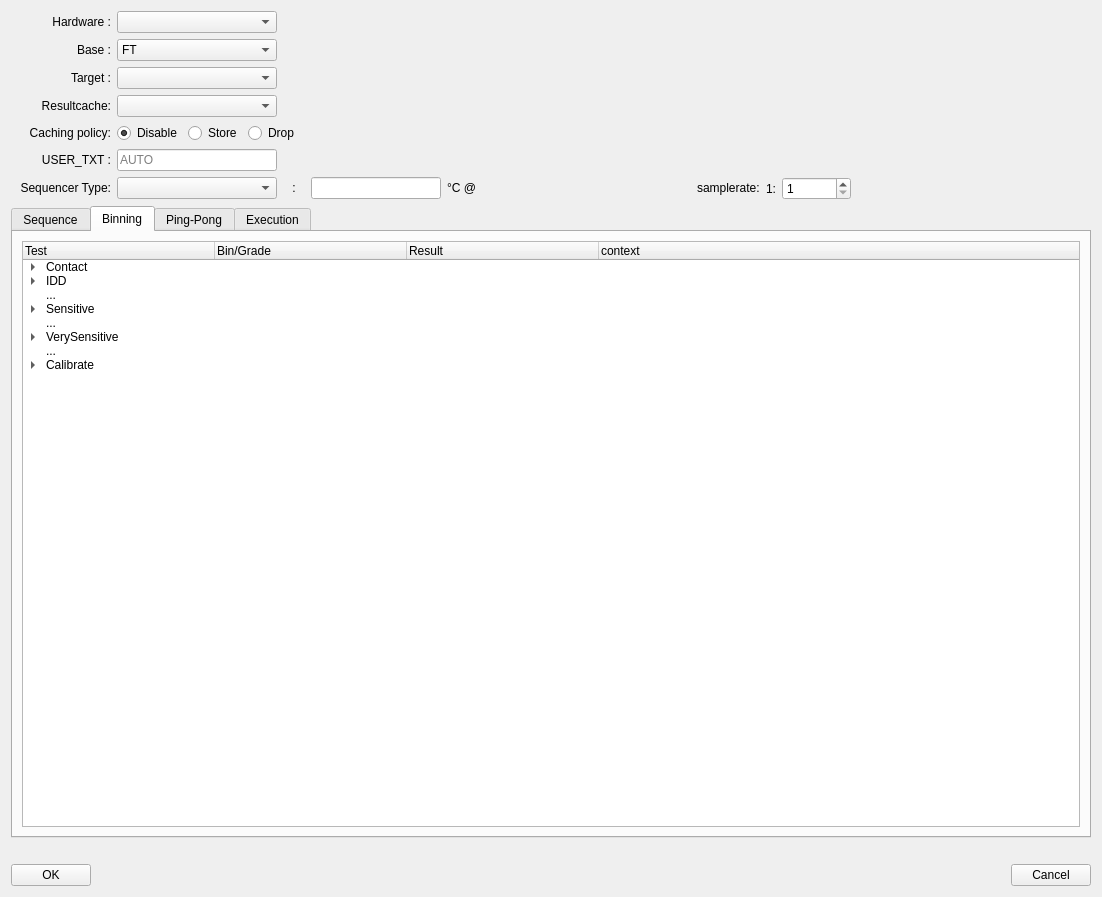
Before: the Qt Designer form ATE/spyder/widgets/actions_on/program/TestProgramWizard.ui in Semi-ATE/Semi-ATE, drawn with Qt 5.
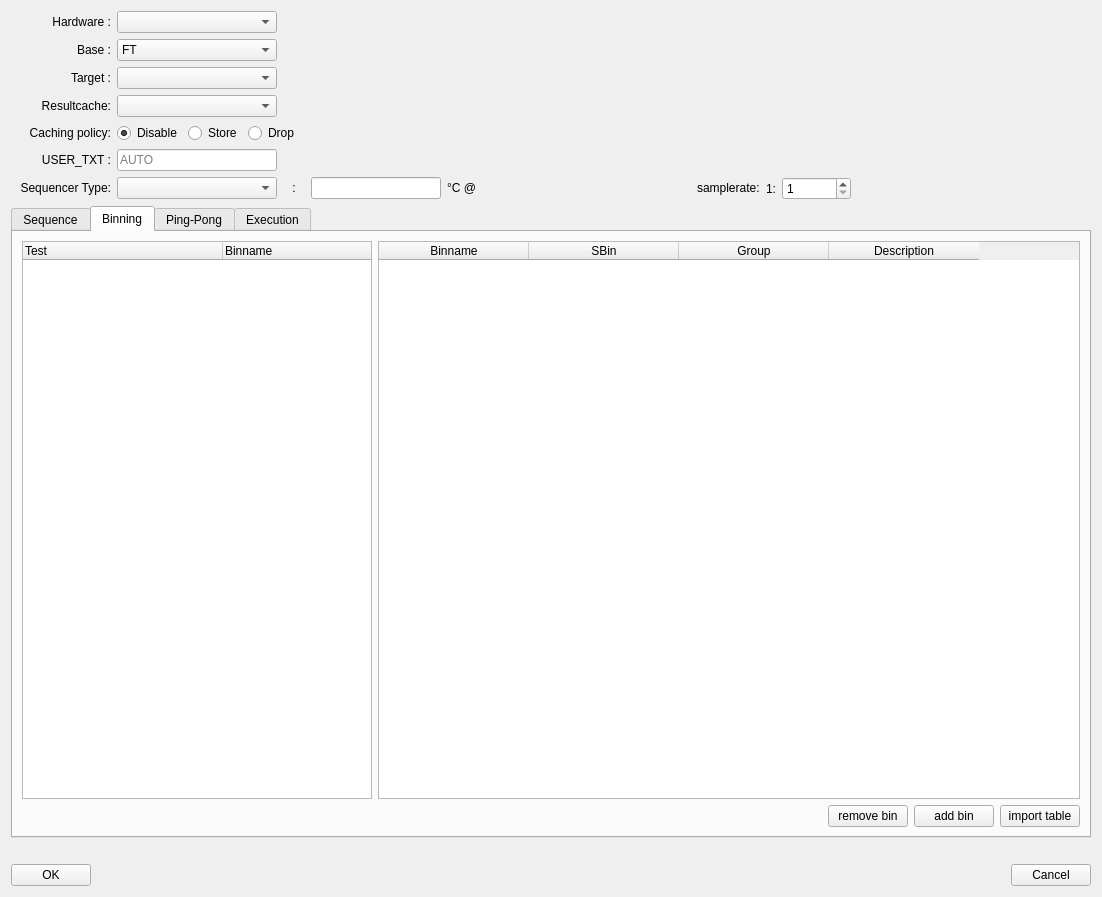
After: the same form once the commit is applied. The open tabs and pages were chosen to show the change.

What changed in the file:
```diff
--- a/ATE/spyder/widgets/actions_on/program/TestProgramWizard.ui
+++ b/ATE/spyder/widgets/actions_on/program/TestProgramWizard.ui
@@ -1304,19 +1304,16 @@
          <string>Binning</string>
         </attribute>
         <layout class="QGridLayout" name="gridLayout_5">
-         <item row="0" column="0">
+         <item row="1" column="0">
           <widget class="QTreeWidget" name="binning_tree">
-           <property name="autoScrollMargin">
-            <number>16</number>
-           </property>
-           <property name="autoExpandDelay">
-            <number>-1</number>
-           </property>
-           <property name="indentation">
-            <number>20</number>
+           <property name="maximumSize">
+            <size>
+             <width>350</width>
+             <height>16777215</height>
+            </size>
            </property>
            <attribute name="headerDefaultSectionSize">
-            <number>192</number>
+            <number>200</number>
            </attribute>
            <column>
             <property name="text">
@@ -1325,229 +1322,89 @@
            </column>
            <column>
             <property name="text">
-             <string>Bin/Grade</string>
+             <string>Binname</string>
             </property>
            </column>
-           <column>
-            <property name="text">
-             <string>Result</string>
-            </property>
-           </column>
-           <column>
-            <property name="text">
-             <string>context</string>
-            </property>
-           </column>
+          </widget>
+         </item>
+         <item row="2" column="2">
+          <layout class="QHBoxLayout" name="horizontalLayout_7">
            <item>
-            <property name="text">
-             <string>Contact</string>
-            </property>
-            <property name="text">
-             <string/>
-            </property>
-            <property name="text">
-             <string/>
-            </property>
-            <property name="text">
-             <string/>
-            </property>
-            <item>
-             <property name="text">
-              <string>resistance</string>
+            <spacer name="horizontalSpacer_12">
+             <property name="orientation">
+              <enum>Qt::Horizontal</enum>
              </property>
-             <property name="text">
-              <string>0</string>
+             <property name="sizeHint" stdset="0">
+              <size>
+               <width>40</width>
+               <height>20</height>
+              </size>
              </property>
-             <property name="text">
-              <string>F</string>
-             </property>
-             <property name="text">
-              <string>Contact Fail</string>
-             </property>
-            </item>
+            </spacer>
            </item>
            <item>
-            <property name="text">
-             <string>IDD</string>
-            </property>
-            <property name="text">
-             <string/>
-            </property>
-            <property name="text">
-             <string/>
-            </property>
-            <property name="text">
-             <string/>
-            </property>
-            <item>
+            <widget class="QPushButton" name="remove_bin">
              <property name="text">
-              <string>New Subitem</string>
+              <string>remove bin</string>
              </property>
-             <property name="text">
-              <string>10</string>
+             <property name="autoDefault">
+              <bool>false</bool>
              </property>
-             <property name="text">
-              <string>F</string>
-             </property>
-             <property name="text">
-              <string>Digital Fail</string>
-             </property>
-            </item>
+            </widget>
            </item>
            <item>
-            <property name="text">
-             <string>...</string>
-            </property>
-            <property name="text">
-             <string/>
-            </property>
-            <property name="text">
-             <string/>
-            </property>
-            <property name="text">
-             <string/>
-            </property>
-           </item>
-           <item>
-            <property name="text">
-             <string>Sensitive</string>
-            </property>
-            <property name="text">
-             <string/>
-            </property>
-            <property name="text">
-             <string/>
-            </property>
-            <property name="text">
-             <string/>
-            </property>
-            <item>
+            <widget class="QPushButton" name="add_bin">
              <property name="text">
-              <string>SomeParameter</string>
+              <string>add bin</string>
              </property>
-             <property name="text">
-              <string/>
+             <property name="autoDefault">
+              <bool>false</bool>
              </property>
-             <property name="text">
-              <string/>
-             </property>
-             <property name="text">
-              <string>Digital Fail</string>
-             </property>
-            </item>
-            <item>
-             <property name="text">
-              <string>SomeOtherParameter</string>
-             </property>
-             <property name="text">
-              <string/>
-             </property>
-             <property name="text">
-              <string/>
-             </property>
-             <property name="text">
-              <string>Some Fail Category</string>
-             </property>
-            </item>
+            </widget>
            </item>
            <item>
-            <property name="text">
-             <string>...</string>
-            </property>
-            <property name="text">
-             <string/>
-            </property>
-            <property name="text">
-             <string/>
-            </property>
-            <property name="text">
-             <string/>
-            </property>
-           </item>
-           <item>
-            <property name="text">
-             <string>VerySensitive</string>
-            </property>
-            <property name="text">
-             <string/>
-            </property>
-            <property name="text">
-             <string/>
-            </property>
-            <property name="text">
-             <string/>
-            </property>
-            <item>
+            <widget class="QPushButton" name="import_bin_table">
              <property name="text">
-              <string>SomeParameter</string>
+              <string>import table</string>
              </property>
-             <property name="text">
-              <string/>
+             <property name="autoDefault">
+              <bool>false</bool>
              </property>
-             <property name="text">
-              <string/>
-             </property>
-             <property name="text">
-              <string>Some Other Fail Category</string>
-             </property>
-            </item>
+            </widget>
            </item>
-           <item>
+          </layout>
+         </item>
+         <item row="1" column="2">
+          <widget class="QTableWidget" name="binning_table">
+           <property name="autoScrollMargin">
+            <number>16</number>
+           </property>
+           <attribute name="horizontalHeaderMinimumSectionSize">
+            <number>90</number>
+           </attribute>
+           <attribute name="horizontalHeaderDefaultSectionSize">
+            <number>150</number>
+           </attribute>
+           <column>
             <property name="text">
-             <string>...</string>
+             <string>Binname</string>
             </property>
+           </column>
+           <column>
             <property name="text">
-             <string/>
+             <string>SBin</string>
             </property>
+           </column>
+           <column>
             <property name="text">
-             <string/>
+             <string>Group</string>
             </property>
+           </column>
+           <column>
             <property name="text">
-             <string/>
+             <string>Description</string>
             </property>
-           </item>
-           <item>
-            <property name="text">
-             <string>Calibrate</string>
-            </property>
-            <property name="text">
-             <string/>
-            </property>
-            <property name="text">
-             <string/>
-            </property>
-            <property name="text">
-             <string/>
-            </property>
-            <item>
-             <property name="text">
-              <string>SomeParameter</string>
-             </property>
-             <property name="text">
-              <string>2</string>
-             </property>
-             <property name="text">
-              <string>P</string>
-             </property>
-             <property name="text">
-              <string>TargetNameForGradeB</string>
-             </property>
-            </item>
-            <item>
-             <property name="text">
-              <string>SomeOtherParameter</string>
-             </property>
-             <property name="text">
-              <string>3</string>
-             </property>
-             <property name="text">
-              <string>P</string>
-             </property>
-             <property name="text">
-              <string>TargetNameForGradeC</string>
-             </property>
-            </item>
-           </item>
+           </column>
           </widget>
          </item>
         </layout>
```
Left out of the diff: 2 changed lines with no effect on the pictures.
